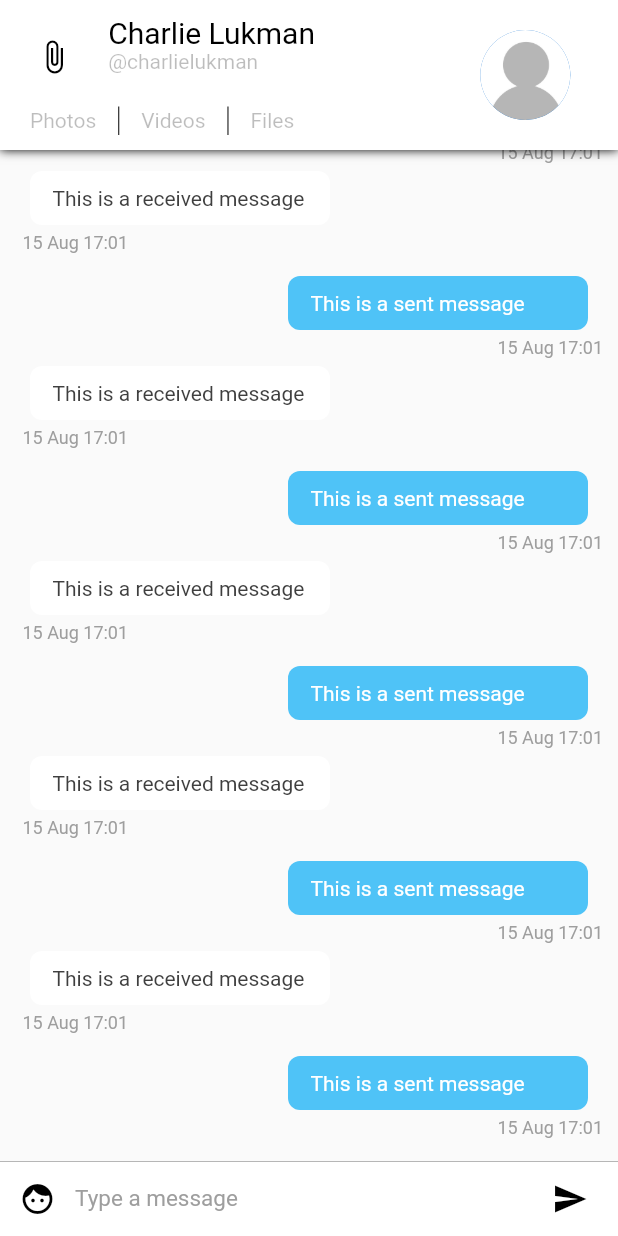
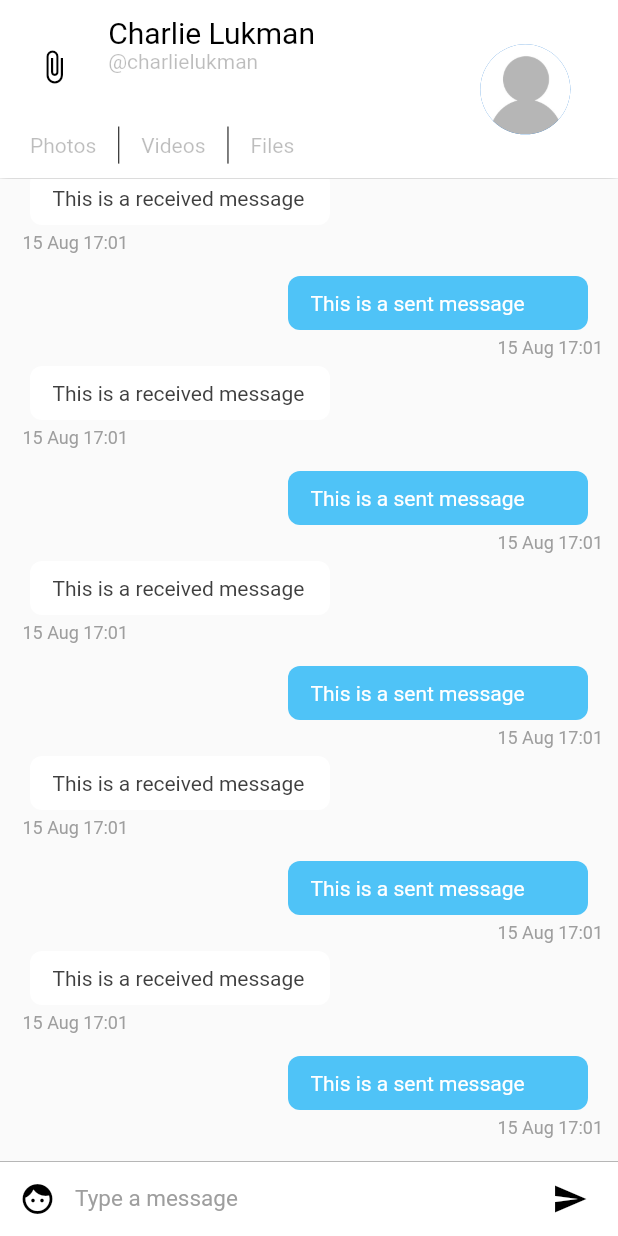
Before and after one commit to charlielukman/flutterchat, a Flutter app: the screen it shows after launch, on a phone screen of 412 x 824 dp. Run offline on Flutter 3.47's test engine with Material 2 defaults, Android fonts, the phone set to English and light mode, and no system bars; missing offline and left inert: rubber.

Commit message:
PageSlide

```diff
--- a/lib/config/Palette.dart
+++ b/lib/config/Palette.dart
@@ -26,4 +26,5 @@ class Palette{
   static Color otherMessageColor = Color(0xff3f3f3f);
 
   static Color greyColor = Colors.grey;
+  static Color chatBackgroundColor = Color(0xfffafafa);
 }
--- a/lib/main.dart
+++ b/lib/main.dart
@@ -1,5 +1,5 @@
 import 'package:flutter/material.dart';
-import 'package:flutterchat/pages/ConversationPageList.dart';
+import 'package:flutterchat/pages/ConversationPageSlide.dart';
 
 void main() => runApp(MyApp());
 
@@ -11,7 +11,7 @@ class MyApp extends StatelessWidget {
       theme: ThemeData(
         primarySwatch: Colors.blue,
       ),
-      home:ConversationPageList(),
+      home:ConversationPageSlide(),
     );
   }
 }
--- a/lib/pages/ConversationPage.dart
+++ b/lib/pages/ConversationPage.dart
@@ -1,7 +1,7 @@
 import 'package:flutter/material.dart';
+import 'package:flutterchat/config/Palette.dart';
 import 'package:flutterchat/widgets/ChatAppBar.dart';
 import 'package:flutterchat/widgets/ChatListWidget.dart';
-import 'package:flutterchat/widgets/InputWidget.dart';
 
 class ConversationPage extends StatefulWidget {
   @override
@@ -11,23 +11,16 @@ class ConversationPage extends StatefulWidget {
 }
 
 class _ConversationPageState extends State<ConversationPage> {
-
   @override
   Widget build(BuildContext context) {
-    return SafeArea(
-      child: Scaffold(
-          appBar: ChatAppBar(), // Custom app bar for chat screen
-          body: Stack(children: <Widget>[
-            Column(
-              children: <Widget>
-              [
-                ChatListWidget(),
-                InputWidget()
-              ],
-            ),
-          ]
-    )
-      )
-    );
+    return Column(children: <Widget>[
+      Expanded(flex: 2, child: ChatAppBar()), // Custom app bar for chat screen
+      Expanded(
+          flex: 11,
+          child: Container(
+            color: Palette.chatBackgroundColor,
+            child: ChatListWidget(),
+          ))
+    ]);
   }
 }
--- a/lib/pages/ConversationPageList.dart
+++ /dev/null
@@ -1,23 +0,0 @@
-import 'package:flutter/material.dart';
-import 'ConversationPage.dart';
-
-class ConversationPageList extends StatefulWidget {
-
-  @override
-  _ConversationPageListState createState() => _ConversationPageListState();
-
-  const ConversationPageList();
-}
-
-class _ConversationPageListState extends State<ConversationPageList> {
-  @override
-  Widget build(BuildContext context) {
-    return PageView(
-      children: <Widget>[
-        ConversationPage(),
-        ConversationPage(),
-        ConversationPage()
-      ],
-    );
-  }
-}
--- /dev/null
+++ b/lib/pages/ConversationPageSlide.dart
@@ -0,0 +1,56 @@
+import 'package:flutter/material.dart';
+import 'package:flutterchat/widgets/InputWidget.dart';
+import 'package:rubber/rubber.dart';
+import 'ConversationBottomSheet.dart';
+import 'ConversationPage.dart';
+
+class ConversationPageSlide extends StatefulWidget {
+  @override
+  _ConversationPageSlideState createState() => _ConversationPageSlideState();
+
+  const ConversationPageSlide();
+}
+
+class _ConversationPageSlideState extends State<ConversationPageSlide>
+    with SingleTickerProviderStateMixin {
+  var controller;
+  final GlobalKey<ScaffoldState> _scaffoldKey = new GlobalKey<ScaffoldState>();
+
+  @override
+  void initState() {
+    controller = RubberAnimationController(
+      vsync: this,
+    );
+    super.initState();
+  }
+
+  @override
+  Widget build(BuildContext context) {
+    return SafeArea(
+        child: Scaffold(
+            key: _scaffoldKey,
+            body: Column(
+              children: <Widget>[
+                Expanded(
+                    child: PageView(
+                  children: <Widget>[
+                    ConversationPage(),
+                    ConversationPage(),
+                    ConversationPage()
+                  ],
+                )),
+                Container(
+                    child: GestureDetector(
+                        child: InputWidget(),
+                        onPanUpdate: (details) {
+                          if (details.delta.dy < 0) {
+                            _scaffoldKey.currentState
+                                .showBottomSheet<Null>((BuildContext context) {
+                              return ConversationBottomSheet();
+                            });
+                          }
+                        }))
+              ],
+            )));
+  }
+}
--- a/lib/widgets/ChatListWidget.dart
+++ b/lib/widgets/ChatListWidget.dart
@@ -1,5 +1,4 @@
 import 'package:flutter/material.dart';
-
 import 'ChatItemWidget.dart';
 
 class ChatListWidget extends StatelessWidget{
@@ -7,13 +6,12 @@ class ChatListWidget extends StatelessWidget{
   @override
   Widget build(BuildContext context) {
     // TODO: implement build
-    return Flexible(
-        child: ListView.builder(
+    return ListView.builder(
           padding: EdgeInsets.all(10.0),
           itemBuilder: (context, index) => ChatItemWidget(index),
           itemCount: 20,
           reverse: true,
           controller: listScrollController,
-        ));
+        );
   }
 }
--- a/pubspec.yaml
+++ b/pubspec.yaml
@@ -20,6 +20,7 @@ dependencies:
   flutter:
     sdk: flutter
   intl: ^0.15.8
+  rubber: ^0.3.2
 
   # The following adds the Cupertino Icons font to your application.
   # Use with the CupertinoIcons class for iOS style icons.
@@ -28,6 +29,7 @@ dependencies:
 dev_dependencies:
   flutter_test:
     sdk: flutter
+  flutter_launcher_icons: ^0.7.2+1
 
 
 # For information on the generic Dart part of this file, see the
```
Also changed, not shown: lib/config/Styles.dart (added, +20 -0 lines), lib/pages/ConversationBottomSheet.dart (added, +56 -0 lines), lib/widgets/ChatRowWidget.dart (added, +57 -0 lines), lib/widgets/NavigationPillWidget.dart (added, +34 -0 lines), pubspec.lock, 4 other files.
